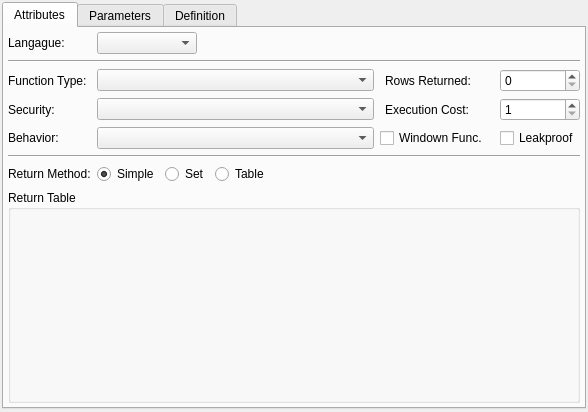
Old version of the form libpgmodeler_ui/ui/functionwidget.ui in the repository pgmodeler/pgmodeler.
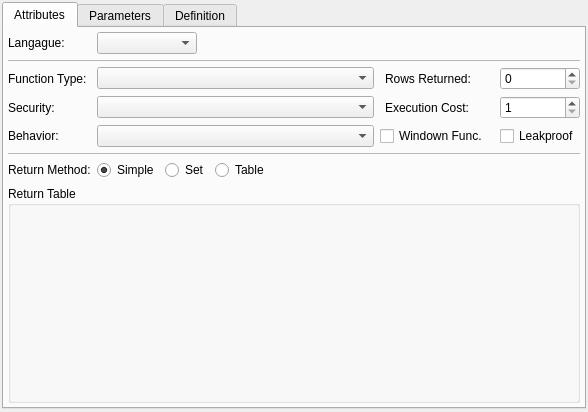
New version of the form.

Patch:
```diff
--- a/libpgmodeler_ui/ui/functionwidget.ui
+++ b/libpgmodeler_ui/ui/functionwidget.ui
@@ -154,8 +154,20 @@
            <verstretch>0</verstretch>
           </sizepolicy>
          </property>
+         <property name="minimumSize">
+          <size>
+           <width>0</width>
+           <height>1</height>
+          </size>
+         </property>
+         <property name="maximumSize">
+          <size>
+           <width>16777215</width>
+           <height>1</height>
+          </size>
+         </property>
          <property name="frameShape">
-          <enum>QFrame::HLine</enum>
+          <enum>QFrame::StyledPanel</enum>
          </property>
          <property name="frameShadow">
           <enum>QFrame::Sunken</enum>
@@ -222,8 +234,20 @@
            <verstretch>0</verstretch>
           </sizepolicy>
          </property>
+         <property name="minimumSize">
+          <size>
+           <width>0</width>
+           <height>1</height>
+          </size>
+         </property>
+         <property name="maximumSize">
+          <size>
+           <width>16777215</width>
+           <height>1</height>
+          </size>
+         </property>
          <property name="frameShape">
-          <enum>QFrame::HLine</enum>
+          <enum>QFrame::StyledPanel</enum>
          </property>
          <property name="frameShadow">
           <enum>QFrame::Sunken</enum>
```
